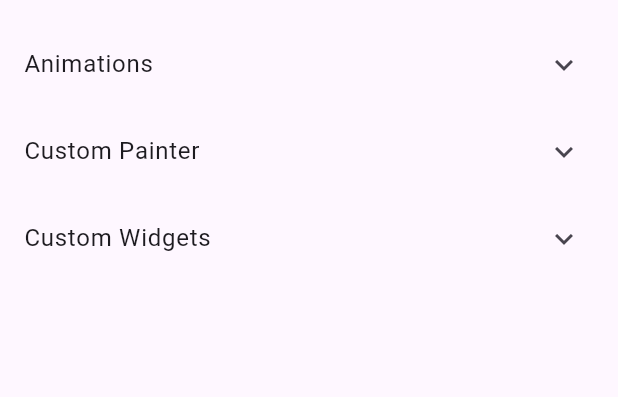
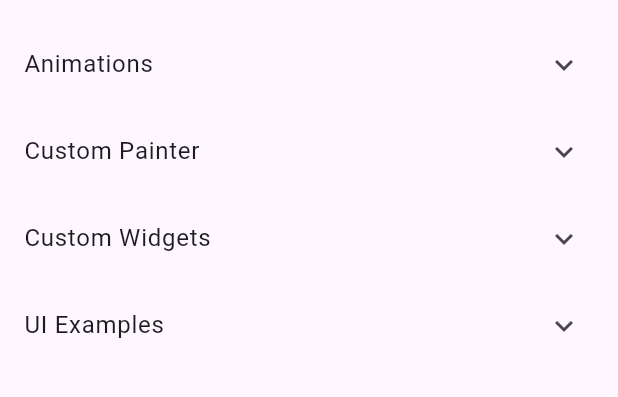
Before and after one commit to islamdidarmd/flutter-playground, a Flutter app: the screen it shows after launch, on a phone screen of 412 x 824 dp, the part 63-460 px from its top. Run offline on Flutter 3.47's test engine with Material 3 defaults, Android fonts, the light colour scheme and no system bars.

Commit message:
Add pull to refresh example

```diff
--- a/lib/home/home_screen.dart
+++ b/lib/home/home_screen.dart
@@ -5,6 +5,7 @@ import 'package:flutter_playground/animation/particles/particles_screen.dart';
 import 'package:flutter_playground/bottom_nav/bottom_nav_screen.dart';
 import 'package:flutter_playground/custom_painter/aniamted_gradient_border/animated_gradient_border_screen.dart';
 import 'package:flutter_playground/custom_painter/clock_faces/clock_face_screen.dart';
+import 'package:flutter_playground/ui_example/pull_to_refresh.dart';
 import 'package:flutter_playground/utils/navigation_utils.dart';
 
 class HomeScreen extends StatelessWidget {
@@ -21,6 +22,7 @@ class HomeScreen extends StatelessWidget {
           _AnimationsTileView(),
           _CustomPainterTileView(),
           _CustomWidgetTileView(),
+          _UIExampleView(),
         ],
       ),
     );
@@ -90,6 +92,24 @@ class _CustomWidgetTileView extends StatelessWidget {
   }
 }
 
+class _UIExampleView extends StatelessWidget {
+  const _UIExampleView({super.key});
+
+  @override
+  Widget build(BuildContext context) {
+    return ExpansionTile(
+      title: const Text('UI Examples'),
+      children: [
+        _SubContentView(
+          const Text('Pull to Refresh'),
+          onTap: () => context.navigateTo(const PullToRefreshScreen()),
+        ),
+      ],
+    );
+  }
+}
+
+
 class _SubContentView extends StatelessWidget {
   const _SubContentView(this.text, {required this.onTap, super.key});
 
```
Also changed, not shown: lib/ui_example/pull_to_refresh.dart (added, +103 -0 lines).
